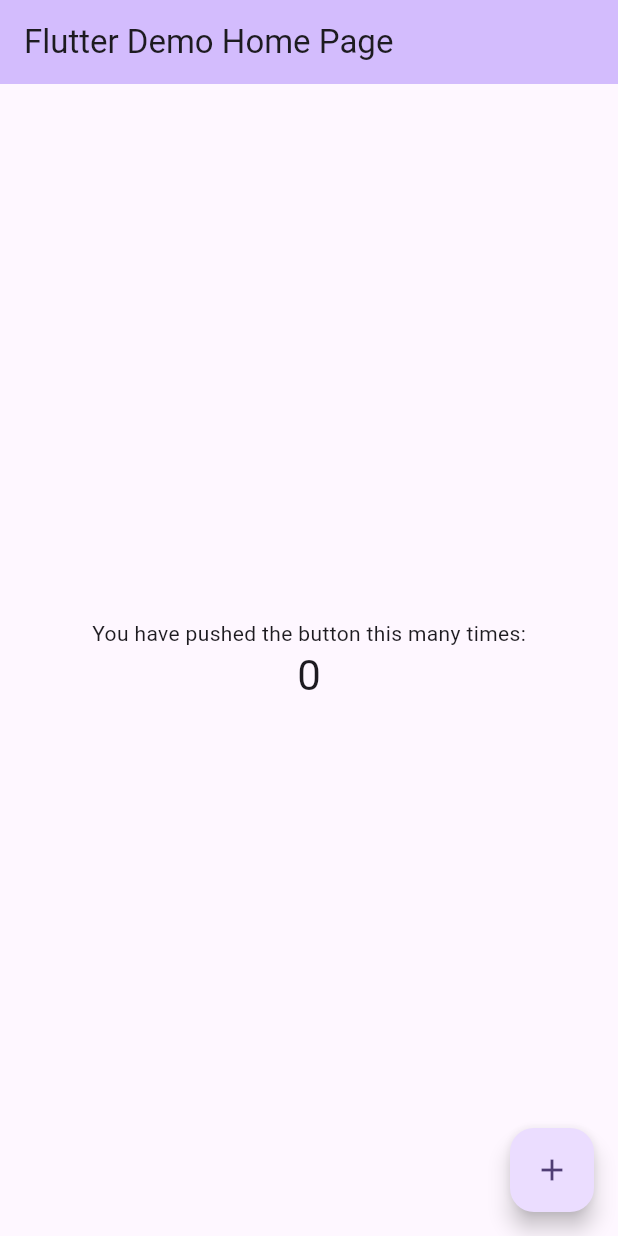
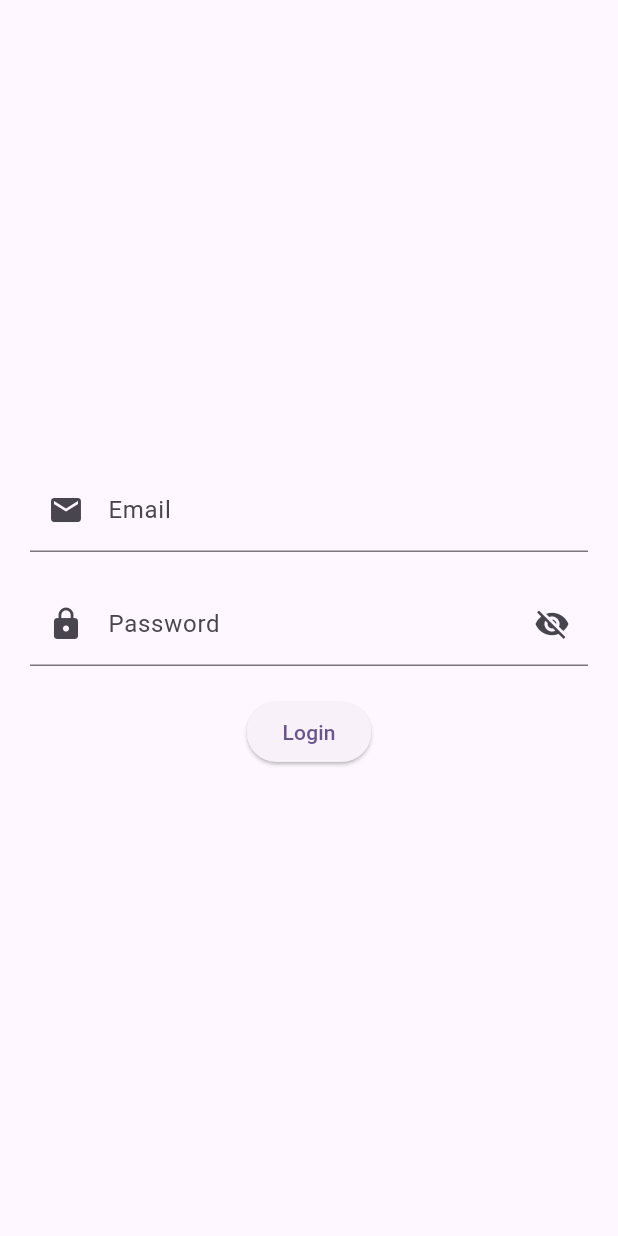
Before and after one commit to auliafatikaa/project_flutter_1, a Flutter app: the screen it shows after launch, on a phone screen of 412 x 824 dp. Run offline on Flutter 3.47's test engine with Material 3 defaults, Android fonts, the phone set to English and light mode, and no system bars.

Commit message:
first commit

```diff
--- a/lib/login2_screen.dart
+++ b/lib/login2_screen.dart
@@ -0,0 +1,132 @@
+import 'package:flutter/material.dart';
+
+class Login2Screen extends StatefulWidget {
+  const Login2Screen({super.key});
+
+  @override
+  State<Login2Screen> createState() => _Login2ScreenState();
+}
+
+class _Login2ScreenState extends State<Login2Screen> {
+  TextEditingController emailController = TextEditingController();
+  TextEditingController passwordController = TextEditingController();
+  bool tampilPassword = true;
+
+  void showPassword() {
+    setState(() {
+      tampilPassword = !tampilPassword;
+    });
+  }
+
+  void login() {
+    String email = emailController.text;
+    Navigator.push(
+      context,
+      MaterialPageRoute(builder: (context) => ProfileScreen(email: email)),
+    );
+  }
+
+  @override
+  Widget build(BuildContext context) {
+    return Scaffold(
+      body: Center(
+        child: Padding(
+          padding: const EdgeInsets.all(20.0),
+          child: Column(
+            mainAxisAlignment: MainAxisAlignment.center,
+            children: [
+              TextField(
+                controller: emailController,
+                decoration: const InputDecoration(
+                  labelText: "Email",
+                  hintText: "Masukkan Email",
+                  prefixIcon: Icon(Icons.email),
+                ),
+              ),
+              const SizedBox(height: 20),
+              TextField(
+                obscureText: tampilPassword,
+                controller: passwordController,
+                decoration: InputDecoration(
+                  labelText: "Password",
+                  hintText: "Masukkan Password",
+                  suffixIcon: IconButton(
+                    onPressed: showPassword,
+                    icon: Icon(
+                      tampilPassword ? Icons.visibility_off : Icons.visibility,
+                    ),
+                  ),
+                  prefixIcon: const Icon(Icons.lock),
+                ),
+              ),
+              const SizedBox(height: 20),
+              ElevatedButton(onPressed: login, child: const Text("Login")),
+            ],
+          ),
+        ),
+      ),
+    );
+  }
+}
+
+class ProfileScreen extends StatefulWidget {
+  final String email;
+
+  const ProfileScreen({super.key, required this.email});
+
+  @override
+  State<ProfileScreen> createState() => _ProfileScreenState();
+}
+
+class _ProfileScreenState extends State<ProfileScreen> {
+  Color backgroundColor = Colors.white;
+
+  void ubahWarnaBackground() {
+    setState(() {
+      if (backgroundColor == Colors.white) {
+        backgroundColor = const Color(0xFFADD8E6); // Baby blue
+      } else if (backgroundColor == const Color(0xFFADD8E6)) {
+        backgroundColor = const Color.fromARGB(255, 187, 87, 128); // Merah
+      } else {
+        backgroundColor = Colors.white;
+      }
+    });
+  }
+
+  @override
+  Widget build(BuildContext context) {
+    return Scaffold(
+      backgroundColor: backgroundColor,
+      appBar: AppBar(title: const Text("Profile")),
+      body: Center(
+        child: Column(
+          mainAxisAlignment: MainAxisAlignment.center,
+          children: [
+            const CircleAvatar(
+              radius: 50,
+              backgroundColor: Colors.grey,
+              child: Icon(Icons.person, size: 60, color: Colors.white),
+            ),
+            const SizedBox(height: 10),
+            Text(
+              "Selamat datang, ${widget.email}",
+              style: const TextStyle(fontSize: 18, fontWeight: FontWeight.bold),
+            ),
+            const SizedBox(height: 30),
+            ElevatedButton(
+              onPressed: ubahWarnaBackground,
+              child: Row(
+                mainAxisSize: MainAxisSize.min,
+                children: const [
+                  Icon(Icons.color_lens),
+                  SizedBox(width: 8),
+                  Text("Ubah Warna Background"),
+                ],
+              ),
+            ),
+          ],
+        ),
+      ),
+    );
+  }
+}
--- a/lib/main.dart
+++ b/lib/main.dart
@@ -1,4 +1,5 @@
 import 'package:flutter/material.dart';
+import 'package:flutter_application_2/login2_screen.dart';
 
 void main() {
   runApp(const MyApp());
@@ -13,110 +14,10 @@ class MyApp extends StatelessWidget {
     return MaterialApp(
       title: 'Flutter Demo',
       theme: ThemeData(
-        // This is the theme of your application.
-        //
-        // TRY THIS: Try running your application with "flutter run". You'll see
-        // the application has a purple toolbar. Then, without quitting the app,
-        // try changing the seedColor in the colorScheme below to Colors.green
-        // and then invoke "hot reload" (save your changes or press the "hot
-        // reload" button in a Flutter-supported IDE, or press "r" if you used
-        // the command line to start the app).
-        //
-        // Notice that the counter didn't reset back to zero; the application
-        // state is not lost during the reload. To reset the state, use hot
-        // restart instead.
-        //
-        // This works for code too, not just values: Most code changes can be
-        // tested with just a hot reload.
         colorScheme: ColorScheme.fromSeed(seedColor: Colors.deepPurple),
+        useMaterial3: true,
       ),
-      home: const MyHomePage(title: 'Flutter Demo Home Page'),
+      home: Login2Screen(),
     );
   }
 }
-
-class MyHomePage extends StatefulWidget {
-  const MyHomePage({super.key, required this.title});
-
-  // This widget is the home page of your application. It is stateful, meaning
-  // that it has a State object (defined below) that contains fields that affect
-  // how it looks.
-
-  // This class is the configuration for the state. It holds the values (in this
-  // case the title) provided by the parent (in this case the App widget) and
-  // used by the build method of the State. Fields in a Widget subclass are
-  // always marked "final".
-
-  final String title;
-
-  @override
-  State<MyHomePage> createState() => _MyHomePageState();
-}
-
-class _MyHomePageState extends State<MyHomePage> {
-  int _counter = 0;
-
-  void _incrementCounter() {
-    setState(() {
-      // This call to setState tells the Flutter framework that something has
-      // changed in this State, which causes it to rerun the build method below
-      // so that the display can reflect the updated values. If we changed
-      // _counter without calling setState(), then the build method would not be
-      // called again, and so nothing would appear to happen.
-      _counter++;
-    });
-  }
-
-  @override
-  Widget build(BuildContext context) {
-    // This method is rerun every time setState is called, for instance as done
-    // by the _incrementCounter method above.
-    //
-    // The Flutter framework has been optimized to make rerunning build methods
-    // fast, so that you can just rebuild anything that needs updating rather
-    // than having to individually change instances of widgets.
-    return Scaffold(
-      appBar: AppBar(
-        // TRY THIS: Try changing the color here to a specific color (to
-        // Colors.amber, perhaps?) and trigger a hot reload to see the AppBar
-        // change color while the other colors stay the same.
-        backgroundColor: Theme.of(context).colorScheme.inversePrimary,
-        // Here we take the value from the MyHomePage object that was created by
-        // the App.build method, and use it to set our appbar title.
-        title: Text(widget.title),
-      ),
-      body: Center(
-        // Center is a layout widget. It takes a single child and positions it
-        // in the middle of the parent.
-        child: Column(
-          // Column is also a layout widget. It takes a list of children and
-          // arranges them vertically. By default, it sizes itself to fit its
-          // children horizontally, and tries to be as tall as its parent.
-          //
-          // Column has various properties to control how it sizes itself and
-          // how it positions its children. Here we use mainAxisAlignment to
-          // center the children vertically; the main axis here is the vertical
-          // axis because Columns are vertical (the cross axis would be
-          // horizontal).
-          //
-          // TRY THIS: Invoke "debug painting" (choose the "Toggle Debug Paint"
-          // action in the IDE, or press "p" in the console), to see the
-          // wireframe for each widget.
-          mainAxisAlignment: MainAxisAlignment.center,
-          children: <Widget>[
-            const Text('You have pushed the button this many times:'),
-            Text(
-              '$_counter',
-              style: Theme.of(context).textTheme.headlineMedium,
-            ),
-          ],
-        ),
-      ),
-      floatingActionButton: FloatingActionButton(
-        onPressed: _incrementCounter,
-        tooltip: 'Increment',
-        child: const Icon(Icons.add),
-      ), // This trailing comma makes auto-formatting nicer for build methods.
-    );
-  }
-}
```
